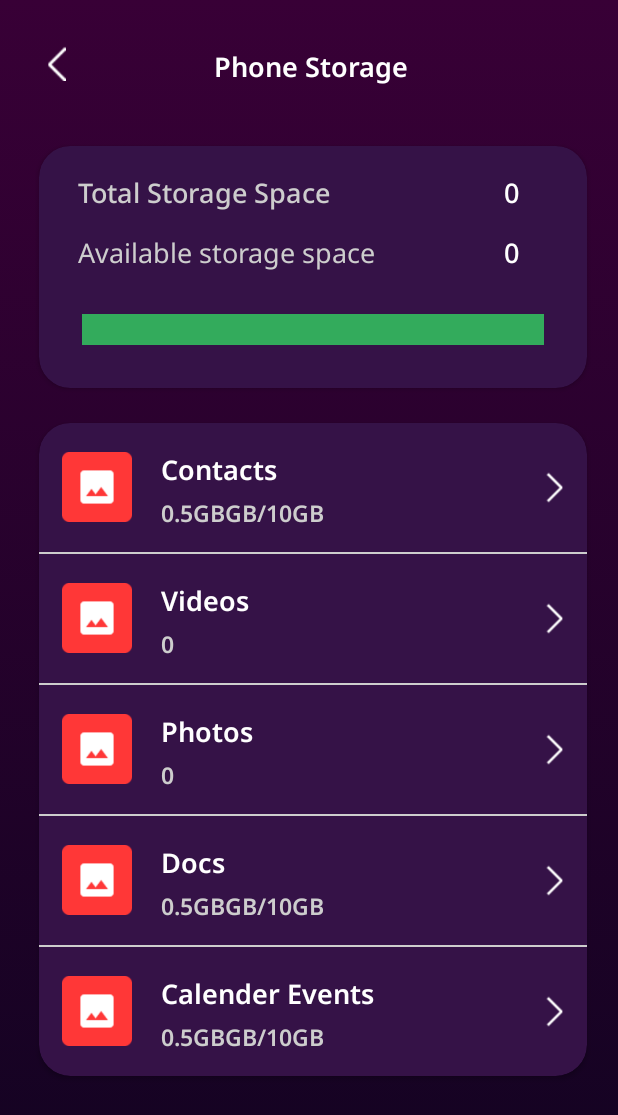
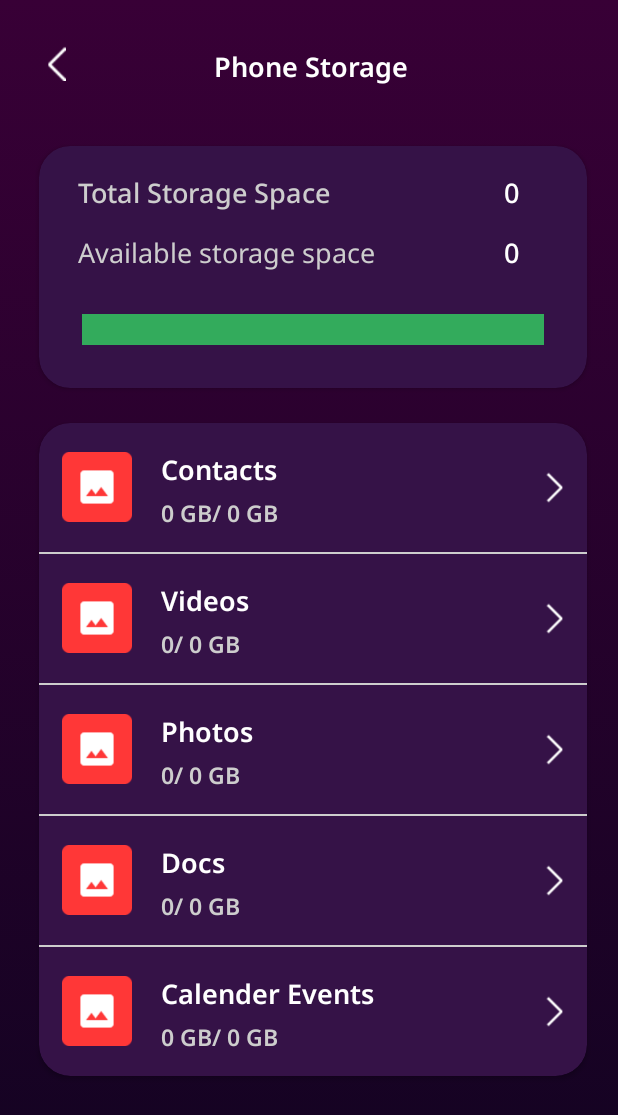
Before and after one commit to ashu-sa/Transfer_Copy, an Android app: the PhoneStorageScreen screen opened directly, with no data from a screen before it, on a phone screen of 412 x 824 dp. Shown: the top 1115 px of the screen. Run offline under Robolectric (Android 15) with nearby library versions, the phone set to English and light mode, and no system bars; our stand-ins replace sdp/ssp sizes; libraries missing offline, so code that uses them is left out: com.karumi.dexter; 1 statement that could not run was skipped.

Commit message:
created functionality for fetching size info of each format

```diff
--- a/app/src/main/java/com/appcake/transfercopy/Adapter/CalenderAdapter.kt
+++ b/app/src/main/java/com/appcake/transfercopy/Adapter/CalenderAdapter.kt
@@ -1,5 +1,6 @@
 package com.appcake.transfercopy.Adapter
 
+import android.text.format.DateUtils
 import android.view.LayoutInflater
 import android.view.View
 import android.view.ViewGroup
@@ -27,7 +28,7 @@ class CalenderAdapter(private val list: ArrayList<GoogleCalendar>):Adapter<Calen
 
     override fun onBindViewHolder(holder: CalnderViewHolder, position: Int) {
         val currentPosition = list[position]
-        holder.textview.text = currentPosition.dtstart
+        holder.textview.text = DateUtils.formatElapsedTime(currentPosition.dtstart/1000)
         holder.textview2.text = currentPosition.title
     }
 }
--- a/app/src/main/java/com/appcake/transfercopy/CalenderActivity.kt
+++ b/app/src/main/java/com/appcake/transfercopy/CalenderActivity.kt
@@ -77,7 +77,7 @@ class CalenderActivity : AppCompatActivity() {
             CalendarContract.Events.CALENDAR_ID,
             CalendarContract.Events.TITLE,
             CalendarContract.Events.DTSTART,
-            CalendarContract.Events.EVENT_TIMEZONE
+            CalendarContract.Events.ORIGINAL_INSTANCE_TIME
         )
         val uri = Uri.parse("content://com.android.calendar/events")
         val calendercursor: Cursor = this@CalenderActivity.contentResolver.query(uri,columns, null, null,"")!!
@@ -85,12 +85,11 @@ class CalenderActivity : AppCompatActivity() {
         if (calendercursor != null)
             if (calendercursor.moveToNext())
                 do {
-                    val time = calendercursor.getString(calendercursor.getColumnIndex(CalendarContract.Events.EVENT_TIMEZONE))
-                    val date = calendercursor.getString(calendercursor.getColumnIndex(CalendarContract.Events.DTSTART))
+                    val date = calendercursor.getString(calendercursor.getColumnIndex(CalendarContract.Events.DTSTART)).toLong()
                     val title = calendercursor.getString(calendercursor.getColumnIndex(CalendarContract.Events.TITLE))
 
                     try {
-                        val calender = GoogleCalendar(title,date,time)
+                        val calender = GoogleCalendar(title,date)
                          eventList.add(calender)
 
                     }catch (e:java.lang.Exception){}
--- a/app/src/main/java/com/appcake/transfercopy/PhoneStorageScreen.kt
+++ b/app/src/main/java/com/appcake/transfercopy/PhoneStorageScreen.kt
@@ -10,6 +10,8 @@ import androidx.appcompat.app.AppCompatActivity
 import android.os.Bundle
 import android.os.Environment
 import android.os.StatFs
+import android.provider.ContactsContract
+import android.provider.MediaStore
 import android.util.Log
 import android.view.View
 import android.widget.Toast
@@ -58,10 +60,6 @@ class PhoneStorageScreen : AppCompatActivity() {
 
         setProgressBar(totalSpaceInt,remainingSpaceInt)
 
-        binding.videoSpaceText.text = formatSize(videoSpace())
-        val photoFolder = File(Environment.getExternalStoragePublicDirectory(Environment.DIRECTORY_DOCUMENTS),"Documents")
-        val photoFolderSize = getFolderSize(photoFolder)
-        binding.photoSpaceText.text = formatSize(photoFolderSize)
 
         binding.apply {
             contactsLinearLayout.setOnClickListener {
@@ -94,6 +92,11 @@ class PhoneStorageScreen : AppCompatActivity() {
                 intent.addFlags(Intent.FLAG_ACTIVITY_NEW_TASK)
                 startActivity(intent)
             }
+            calendarSizeText.text = "0 GB/ $iTotalSpace GB"
+            contactSizeText.text = "0 GB/ $iTotalSpace GB"
+            photoSpaceText.text = formatSize(photoSpace()) +"/ $iTotalSpace GB "
+            videoSpaceText.text = formatSize(videoSpace()) +"/ $iTotalSpace GB "
+            docSizeText.text = formatSize(docSpace()) +"/ $iTotalSpace GB "
         }
 
 
@@ -152,25 +155,56 @@ class PhoneStorageScreen : AppCompatActivity() {
 
             }).check()
     }
+    private fun photoSpace():Long {
+        val uri = MediaStore.Images.Media.EXTERNAL_CONTENT_URI
+        val projection = arrayOf(MediaStore.Images.Media.SIZE)
+
+       // Query the media provider to retrieve the size of all photos
+        var totalSize = 0L
+        val cursor = contentResolver.query(uri, projection, null, null, null)
+        if (cursor != null) {
+            while (cursor.moveToNext()) {
+                val size = cursor.getLong(cursor.getColumnIndexOrThrow(MediaStore.Images.Media.SIZE))
+                totalSize += size
+            }
+        }
+        cursor?.close()
+
+        return totalSize
+    }
     private fun videoSpace():Long {
-        val path = Environment.getExternalStorageDirectory().toString() + "/"
-        val directory = File(path)
-        val files = directory.listFiles()
-        val videoFiles = files.filter {
-            it.extension == "mp4" || it.extension == "3gp" || it.extension == "mkv" || it.extension == "avi"
+        val uri = MediaStore.Video.Media.EXTERNAL_CONTENT_URI
+        val projection = arrayOf(MediaStore.Video.Media.SIZE)
+
+       // Query the media provider to retrieve the size of all videos
+        var totalSize = 0L
+        val cursor = contentResolver.query(uri, projection, null, null, null)
+        if (cursor != null) {
+            while (cursor.moveToNext()) {
+                val size = cursor.getLong(cursor.getColumnIndexOrThrow(MediaStore.Video.Media.SIZE))
+                totalSize += size
+            }
         }
-        var totalSize: Long = 0
-        for (file in videoFiles) {
-            totalSize += file.length()
+        cursor?.close()
+
+        return totalSize
+    }
+    private fun docSpace():Long {
+        val uri = MediaStore.Files.getContentUri("external")
+        val projection = arrayOf(MediaStore.Files.FileColumns.SIZE)
+
+       // Query the media provider to retrieve the size of all docs
+        var totalSize = 0L
+        val cursor = contentResolver.query(uri, projection, null, null, null)
+        if (cursor != null) {
+            while (cursor.moveToNext()) {
+                val size = cursor.getLong(cursor.getColumnIndexOrThrow(MediaStore.Files.FileColumns.SIZE))
+                totalSize += size
+            }
         }
-       return totalSize
-    }
-    fun getFolderSize(dir: File): Long {
-        var size: Long = 0
-        dir.listFiles()?.forEach {
-            size += if (it.isDirectory) getFolderSize(it) else it.length()
-        }
-        return size
+        cursor?.close()
+
+        return totalSize
     }
 
 
--- a/app/src/main/java/com/appcake/transfercopy/data/GoogleCalendar.kt
+++ b/app/src/main/java/com/appcake/transfercopy/data/GoogleCalendar.kt
@@ -2,6 +2,5 @@ package com.appcake.transfercopy.data
 
 data class GoogleCalendar(
     var title: String,
-    var dtstart: String,
-    var time: String
+    var dtstart: Long
 )
--- a/app/src/main/res/layout/activity_phone_storage_screen.xml
+++ b/app/src/main/res/layout/activity_phone_storage_screen.xml
@@ -174,6 +174,7 @@
                             android:fontFamily="@font/notosans_semibold"
                             android:layout_marginStart="@dimen/_15sdp"/>
                         <TextView
+                            android:id="@+id/contact_size_text"
                             android:layout_width="wrap_content"
                             android:layout_height="wrap_content"
                             android:text="0.5GBGB/10GB"
@@ -359,6 +360,7 @@
                             android:fontFamily="@font/notosans_semibold"
                             android:layout_marginStart="@dimen/_15sdp"/>
                         <TextView
+                            android:id="@+id/docSize_text"
                             android:layout_width="wrap_content"
                             android:layout_height="wrap_content"
                             android:text="0.5GBGB/10GB"
@@ -419,14 +421,16 @@
                             android:textSize="@dimen/_14ssp"
                             android:fontFamily="@font/notosans_semibold"
                             android:layout_marginStart="@dimen/_15sdp"/>
+
                         <TextView
+                            android:id="@+id/calendar_size_text"
                             android:layout_width="wrap_content"
                             android:layout_height="wrap_content"
+                            android:layout_marginStart="@dimen/_15sdp"
+                            android:fontFamily="@font/notosans_semibold"
                             android:text="0.5GBGB/10GB"
                             android:textColor="#CDCDCD"
-                            android:textSize="@dimen/_12ssp"
-                            android:layout_marginStart="@dimen/_15sdp"
-                            android:fontFamily="@font/notosans_semibold" />
+                            android:textSize="@dimen/_12ssp" />
 
 
                     </LinearLayout>
```
